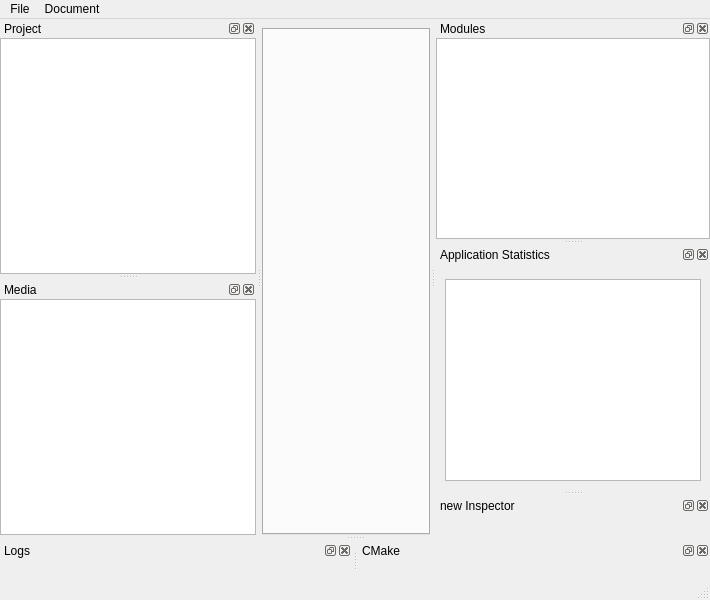
This is Maditor/view/mainwindow.ui in MadManRises/Madgine as Qt 5 draws it before an edit. The edited form follows.
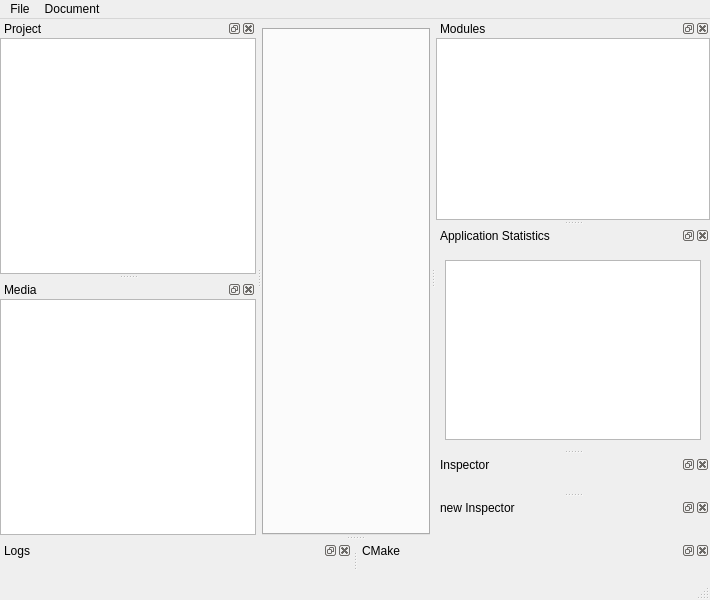
This is the edited form. Icons and pictures are not drawn. Custom widgets are drawn as their Qt base class.

The edit to the form file:
```diff
--- a/Maditor/view/mainwindow.ui
+++ b/Maditor/view/mainwindow.ui
@@ -242,7 +242,7 @@
   </widget>
   <widget class="QDockWidget" name="inspectorDockWidget">
    <property name="windowTitle">
-    <string>new Inspector</string>
+    <string>Inspector</string>
    </property>
    <attribute name="dockWidgetArea">
     <number>2</number>
@@ -270,6 +270,17 @@
     </layout>
    </widget>
   </widget>
+  <widget class="QDockWidget" name="dockWidget">
+   <property name="windowTitle">
+    <string>new Inspector</string>
+   </property>
+   <attribute name="dockWidgetArea">
+    <number>2</number>
+   </attribute>
+   <widget class="QWidget" name="dockWidgetContents">
+    <layout class="QGridLayout" name="gridLayout_8"/>
+   </widget>
+  </widget>
   <action name="actionNewProject">
    <property name="text">
     <string>New Project</string>
```
Left out of the diff: 4 changed lines with no effect on the pictures.
